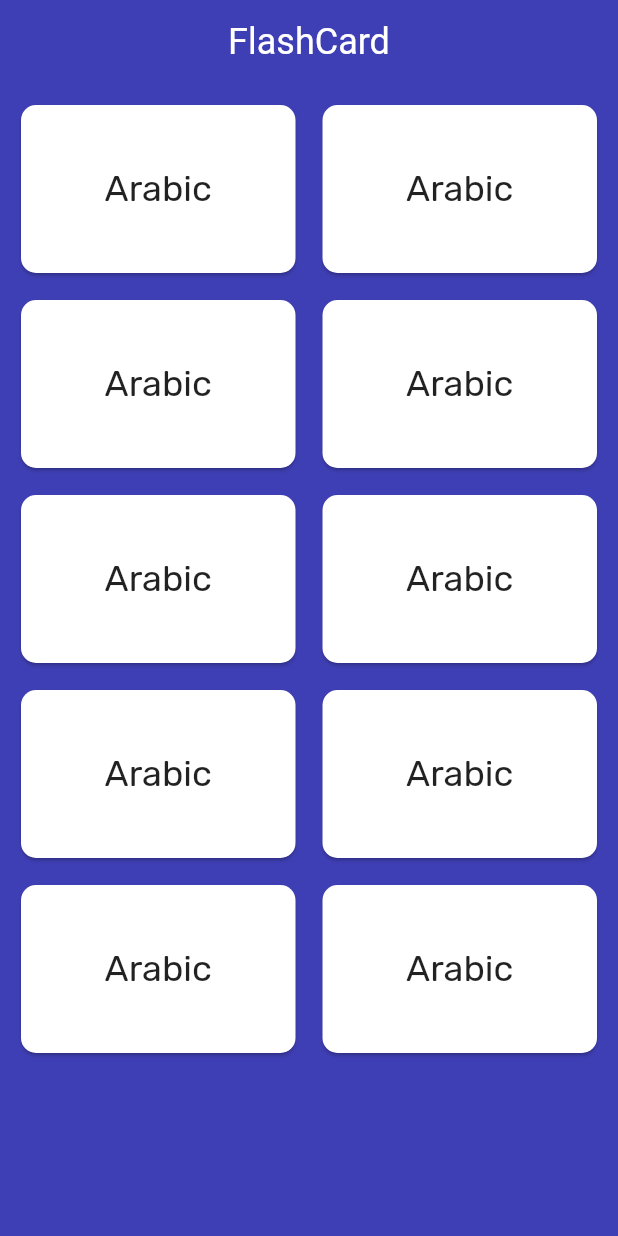
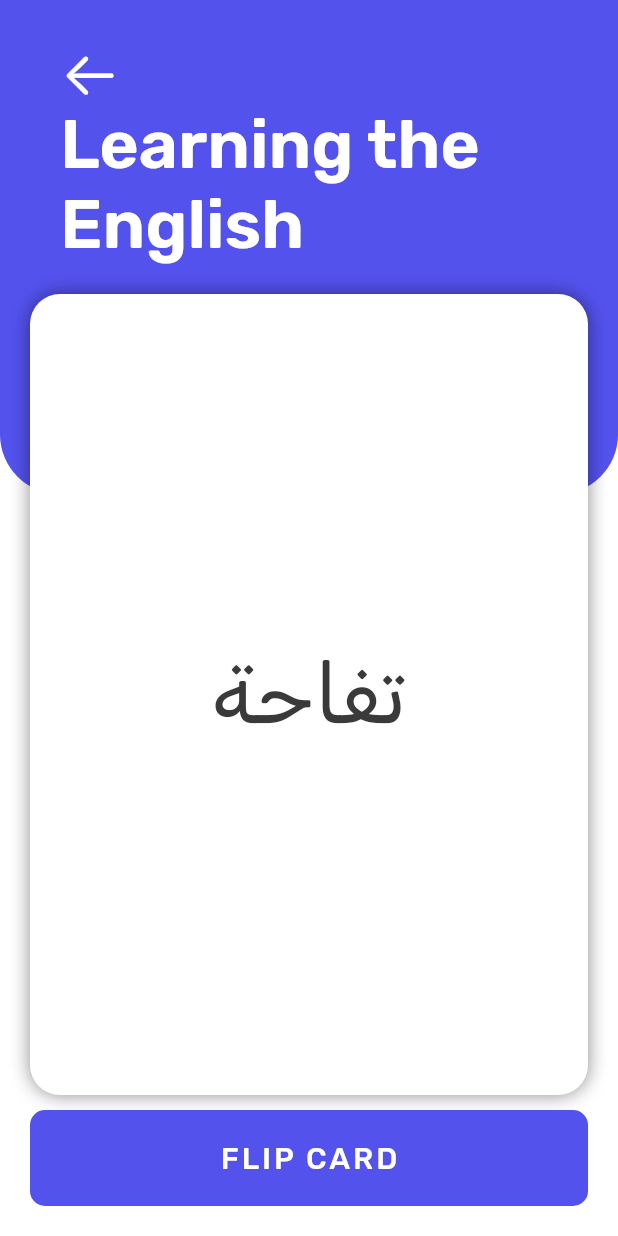
Before and after one commit to abdullahdheir/flashcard-flutter, a Flutter app: the screen it shows after launch, after a tap on "Arabic", on a phone screen of 412 x 824 dp. Run offline on Flutter 3.47's test engine with Material 2 defaults, Android fonts, the phone set to English and light mode, and no system bars; our stand-ins replace google_fonts.

Commit message:
Finish flip card animation

```diff
--- a/lib/core/routes/links.dart
+++ b/lib/core/routes/links.dart
@@ -1,3 +1,4 @@
 class AppLink{
   static const String home = '/';
+  static const String flashCard = '/flash-card';
 }
--- a/lib/core/routes/navigator.dart
+++ b/lib/core/routes/navigator.dart
@@ -3,13 +3,13 @@ import 'package:flutter/material.dart';
 class AppRoute{
   static GlobalKey<NavigatorState> navKey = GlobalKey();
 
-  toRoute(String route,{ Object? args}){
+  static toRoute(String route,{ Object? args}){
     navKey.currentState?.pushNamed(route,arguments: args);
   }
-  toRouteAndReplace(String route,{ Object? args}){
+  static toRouteAndReplace(String route,{ Object? args}){
     navKey.currentState?.pushReplacementNamed(route,arguments: args);
   }
-  back(){
+  static back(){
     navKey.currentState?.pop();
   }
 }
--- a/lib/core/routes/routes.dart
+++ b/lib/core/routes/routes.dart
@@ -1,6 +1,8 @@
 import 'package:flashcard/core/routes/links.dart';
+import 'package:flashcard/views/screens/flash_card_screen.dart';
 import 'package:flashcard/views/screens/home_screen.dart';
 
 final appRoutes = {
   AppLink.home:(_)=> const HomeScreen(),
+  AppLink.flashCard:(_)=> FlashCardScreen(),
 };
--- /dev/null
+++ b/lib/views/screens/flash_card_screen.dart
@@ -0,0 +1,103 @@
+import 'package:flashcard/core/classes/colors.dart';
+import 'package:flashcard/core/classes/constants.dart';
+import 'package:flashcard/core/routes/navigator.dart';
+import 'package:flashcard/views/widgets/flip_card_widget.dart';
+import 'package:flutter/cupertino.dart';
+import 'package:flutter/material.dart';
+
+class FlashCardScreen extends StatelessWidget {
+  FlashCardScreen({super.key});
+
+  FlipCardController controller = FlipCardController();
+
+  @override
+  Widget build(BuildContext context) {
+    return SafeArea(
+      bottom: false,
+      child: Scaffold(
+        backgroundColor: Colors.white,
+        body: Stack(
+          children: [
+            Container(
+              width: double.infinity,
+              height: MediaQuery.of(context).size.height * .4,
+              decoration: const BoxDecoration(
+                color: AppColor.kPrimaryColor,
+                borderRadius:
+                    BorderRadius.vertical(bottom: Radius.circular(40)),
+              ),
+            ),
+            Padding(
+              padding: const EdgeInsets.all(AppConst.kPadding + 10),
+              child: Column(
+                crossAxisAlignment: CrossAxisAlignment.start,
+                children: [
+                  Padding(
+                    padding: const EdgeInsets.symmetric(
+                        horizontal: AppConst.kPadding * 2,
+                        vertical: AppConst.kPadding),
+                    child: Column(
+                      crossAxisAlignment: CrossAxisAlignment.start,
+                      children: [
+                        GestureDetector(
+                          onTap: () {
+                            AppRoute.back();
+                          },
+                          child: const Icon(
+                            CupertinoIcons.arrow_left,
+                            size: 40,
+                            color: AppColor.kSecondaryColor,
+                          ),
+                        ),
+                        Text(
+                          "Learning the \nEnglish",
+                          style: Theme.of(context)
+                              .textTheme
+                              .displaySmall
+                              ?.copyWith(
+                                fontWeight: FontWeight.w600,
+                                color: Colors.white,
+                              ),
+                        ),
+                      ],
+                    ),
+                  ),
+                  Expanded(
+                    child: FlipCardWidget(
+                      controller: controller,
+                    ),
+                  ),
+                  SizedBox(
+                    width: double.infinity,
+                    child: TextButton(
+                      onPressed: () async {
+                        // _flipCard();
+                        await controller.flipCard();
+                      },
+                      style: TextButton.styleFrom(
+                        backgroundColor: AppColor.kPrimaryColor,
+                        padding: const EdgeInsets.symmetric(
+                            vertical: AppConst.kPadding * 2),
+                        shape: RoundedRectangleBorder(
+                          borderRadius: BorderRadius.circular(10),
+                        ),
+                      ),
+                      child: Text(
+                        "Flip card".toUpperCase(),
+                        style:
+                            Theme.of(context).textTheme.titleLarge?.copyWith(
+                                  color: AppColor.kSecondaryColor,
+                              letterSpacing: 2
+                                ),
+                      ),
+                    ),
+                  ),
+                ],
+              ),
+            ),
+          ],
+        ),
+      ),
+    );
+  }
+}
--- a/lib/views/screens/home_screen.dart
+++ b/lib/views/screens/home_screen.dart
@@ -1,4 +1,6 @@
 import 'package:flashcard/core/classes/constants.dart';
+import 'package:flashcard/core/routes/links.dart';
+import 'package:flashcard/core/routes/navigator.dart';
 import 'package:flashcard/views/widgets/language_card_widget.dart';
 import 'package:flutter/material.dart';
 
@@ -32,7 +34,9 @@ class HomeScreen extends StatelessWidget {
                   ),
                   itemCount: 10,
                   itemBuilder: (_, index) {
-                    return LanguageCardWidget(title:"Arabic",onTap:(){});
+                    return LanguageCardWidget(title:"Arabic",onTap:(){
+                      AppRoute.toRoute(AppLink.flashCard);
+                    });
                   }),
             ),
           ),
--- /dev/null
+++ b/lib/views/widgets/flip_card_widget.dart
@@ -0,0 +1,141 @@
+import 'dart:math';
+
+import 'package:flashcard/core/classes/colors.dart';
+import 'package:flashcard/core/classes/constants.dart';
+import 'package:flutter/material.dart';
+
+class FlipCardController {
+  _FlipCardWidgetState? _state;
+
+  Future flipCard() async => _state?.flipCard();
+}
+
+class FlipCardWidget extends StatefulWidget {
+  final FlipCardController controller;
+
+  const FlipCardWidget({super.key, required this.controller});
+
+  @override
+  State<FlipCardWidget> createState() => _FlipCardWidgetState();
+}
+
+class _FlipCardWidgetState extends State<FlipCardWidget>
+    with TickerProviderStateMixin {
+  late AnimationController _animationController;
+  bool _isFlip = false;
+
+  @override
+  void initState() {
+    super.initState();
+
+    _animationController = AnimationController(
+        duration: const Duration(milliseconds: 800), vsync: this);
+    widget.controller._state = this;
+  }
+
+  Future flipCard() async {
+    if (_animationController.isAnimating) return;
+    _isFlip = !_isFlip;
+    if (_isFlip) {
+      await _animationController.forward();
+    } else {
+      await _animationController.reverse();
+    }
+  }
+
+  @override
+  void dispose() {
+    _animationController.dispose();
+    super.dispose();
+  }
+
+  bool isFrontCard(double angle) {
+    const double halfRotation = pi;
+
+    return angle <= halfRotation / 2;
+  }
+
+  @override
+  Widget build(BuildContext context) {
+    return AnimatedBuilder(
+      builder: (context, c) {
+        double angle = _animationController.value * -pi;
+        final transform = Matrix4.identity()
+          ..setEntry(2, 3, 0.001)
+          ..rotateY(angle);
+        return Transform(
+          transform: transform,
+          alignment: Alignment.center,
+          child: isFrontCard(angle.abs())
+              ? const FrontCard()
+              : Transform(
+                  transform: Matrix4.identity()..rotateY(pi),
+                  alignment: Alignment.center,
+                  child: const BackCard(),
+                ),
+        );
+      },
+      animation: _animationController,
+    );
+  }
+}
+
+class FrontCard extends StatelessWidget {
+  const FrontCard({super.key});
+
+  @override
+  Widget build(BuildContext context) {
+    return Container(
+      margin: const EdgeInsets.symmetric(vertical: AppConst.kPadding),
+      width: double.infinity,
+      decoration: BoxDecoration(
+        color: AppColor.kSecondaryColor,
+        borderRadius: BorderRadius.circular(20),
+        boxShadow: const [
+          BoxShadow(
+            color: Colors.black45,
+            blurRadius: 10,
+          )
+        ],
+      ),
+      child: Center(
+        child: Text(
+          'تفاحة',
+          style: Theme.of(context).textTheme.displayMedium?.copyWith(
+                color: AppColor.kPrimaryTextColor,
+              ),
+        ),
+      ),
+    );
+  }
+}
+
+class BackCard extends StatelessWidget {
+  const BackCard({super.key});
+
+  @override
+  Widget build(BuildContext context) {
+    return Container(
+      margin: const EdgeInsets.symmetric(vertical: AppConst.kPadding),
+      width: double.infinity,
+      decoration: BoxDecoration(
+        color: AppColor.kSecondaryColor,
+        borderRadius: BorderRadius.circular(20),
+        boxShadow: const [
+          BoxShadow(
+            color: Colors.black45,
+            blurRadius: 10,
+          )
+        ],
+      ),
+      child: Center(
+        child: Text(
+          'Apple',
+          style: Theme.of(context).textTheme.displayMedium?.copyWith(
+                color: AppColor.kPrimaryTextColor,
+              ),
+        ),
+      ),
+    );
+  }
+}
```
